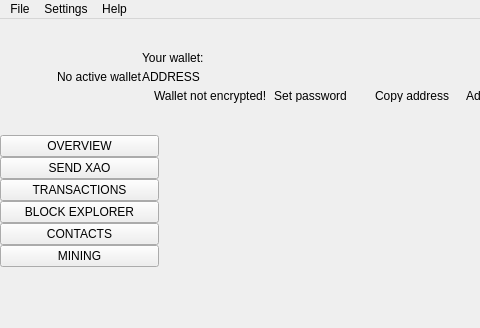
Qt form src/Gui/MainWindow/MainWindow.ui (altcnews/Nirvana-Wallet) before a commit; both pictures show x 0 to 480 and y 0 to 328 of the 1273 by 824 pixel window.
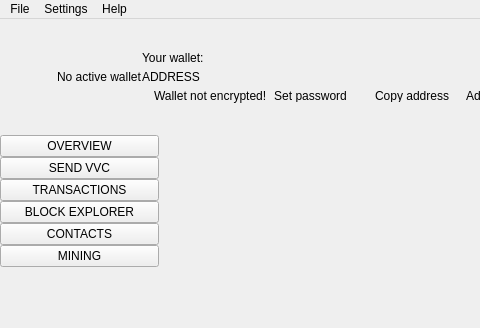
The same form after that commit. Icons and pictures are not drawn. Custom widgets are drawn as their Qt base class.

The edit to the form file:
```diff
--- a/src/Gui/MainWindow/MainWindow.ui
+++ b/src/Gui/MainWindow/MainWindow.ui
@@ -620,7 +620,7 @@
             <enum>Qt::NoFocus</enum>
            </property>
            <property name="text">
-            <string>SEND XAO</string>
+            <string>SEND VVC</string>
            </property>
            <property name="checkable">
             <bool>true</bool>
```
Left out of the diff: 6 changed lines with no effect on the pictures.
